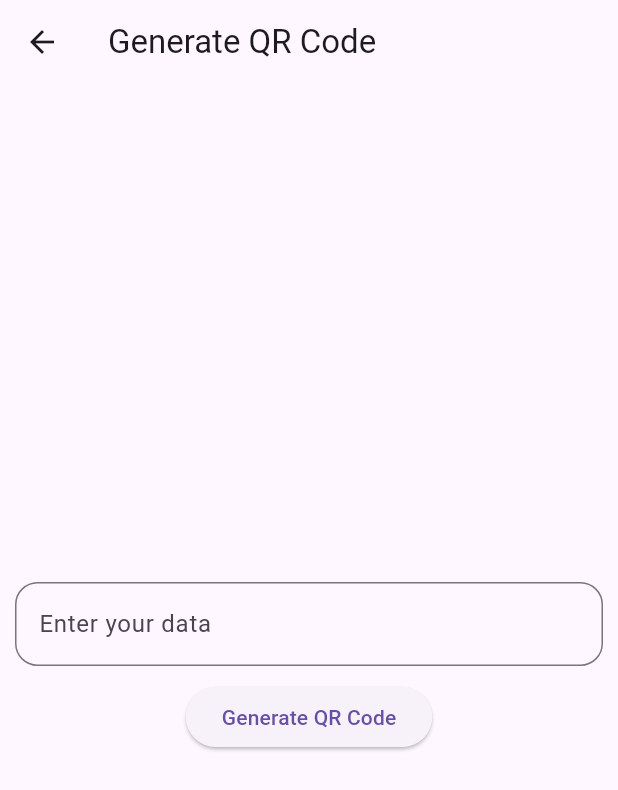
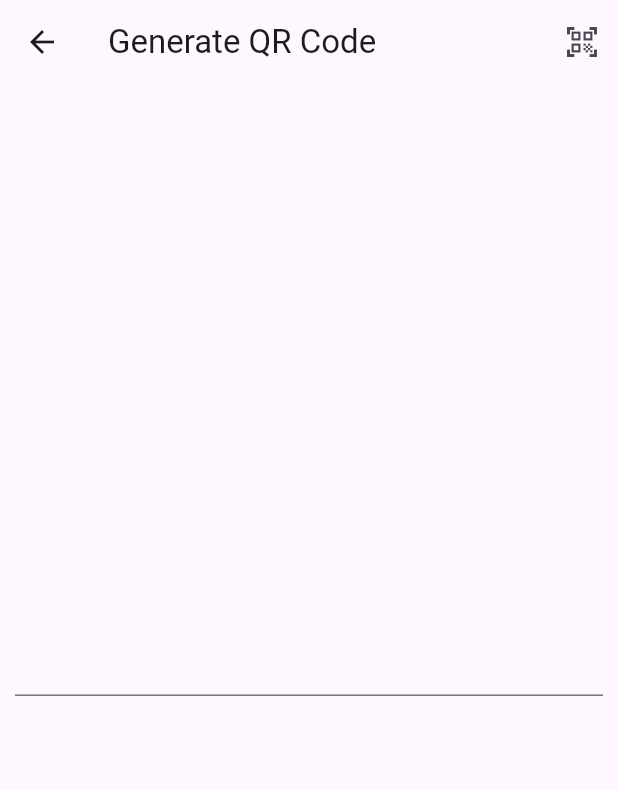
Before and after one commit to zakir1999/QR-Code-Scanner-Bar-Code-Generator, a Flutter app: the GenerateQrCode screen opened directly, on a phone screen of 412 x 824 dp. Shown: the top 790 px of the screen. Run offline on Flutter 3.47's test engine with Material 3 defaults, Android fonts, the light colour scheme and no system bars; our stand-ins replace pretty_qr_code, qr_flutter; missing offline and left inert: flutter_barcode_scanner, mobile_scanner.

Commit message:
update Scanner file

```diff
--- a/lib/generate_qr_code.dart
+++ b/lib/generate_qr_code.dart
@@ -1,4 +1,5 @@
 import 'package:flutter/material.dart';
+import 'package:pretty_qr_code/pretty_qr_code.dart';
 import 'package:qr_flutter/qr_flutter.dart';
 
 class GenerateQrCode extends StatefulWidget {
@@ -9,39 +10,37 @@ class GenerateQrCode extends StatefulWidget {
 }
 
 class _GenerateQrCodeState extends State<GenerateQrCode> {
+  String? qrData;
   TextEditingController urlController=TextEditingController();
   @override
   Widget build(BuildContext context) {
     return Scaffold(
-      appBar: AppBar(title:Text('Generate QR Code'),),
-      body: Center(
-        child: SingleChildScrollView(
-          child: Column(
-            mainAxisAlignment: MainAxisAlignment.center,
-            children: [
-              if(urlController.text.isNotEmpty)
-                QrImageView(data:urlController.text,size:200),
-              SizedBox(height: 10,),
-              Container(
-                padding: EdgeInsets.only(left: 10,right: 10),
-                child: TextField(
-                  controller: urlController,
-                  decoration: InputDecoration(
-                    hintText: 'Enter your data',
-                    border: OutlineInputBorder(borderRadius: BorderRadius.circular(15),
-                  ),
-                    labelText: 'Enter your data'
-                ),
-              ),
-              ),
-              SizedBox(height: 10,),
-              ElevatedButton(onPressed: (){setState(() {
+      appBar: AppBar(title:Text('Generate QR Code'),
+      actions: [
+        IconButton(
+          onPressed: (){
+            Navigator.popAndPushNamed(context, "/scan");
+          },
+          icon: const Icon(Icons.qr_code_scanner),
+        ),
+      ],
+      ),
+      body: Padding(
+        padding: const EdgeInsets.all(10.0),
+        child: Column(
+          mainAxisSize:MainAxisSize.max,
+          mainAxisAlignment:MainAxisAlignment.spaceEvenly,
+          crossAxisAlignment: CrossAxisAlignment.center,
+          children:[TextField(onSubmitted: (value){
+            setState((){
+              qrData=value;
+            });
 
-              });}, child:Text('Generate QR Code'))
-            ],
-          ),
+          },),
+            if(qrData != null) PrettyQrView.data(data:qrData!)
+          ],
         ),
-      ),
+      )
     );
   }
 }
--- a/pubspec.yaml
+++ b/pubspec.yaml
@@ -37,6 +37,8 @@ dependencies:
   cupertino_icons: ^1.0.8
   qr_flutter: ^4.1.0
   flutter_barcode_scanner: ^2.0.0
+  mobile_scanner: ^6.0.2
+  pretty_qr_code: ^3.3.0
 
 dev_dependencies:
   flutter_test:
```
Also changed, not shown: lib/scan_qr_code.dart (+30 -12 lines), pubspec.lock, 2 other files.
